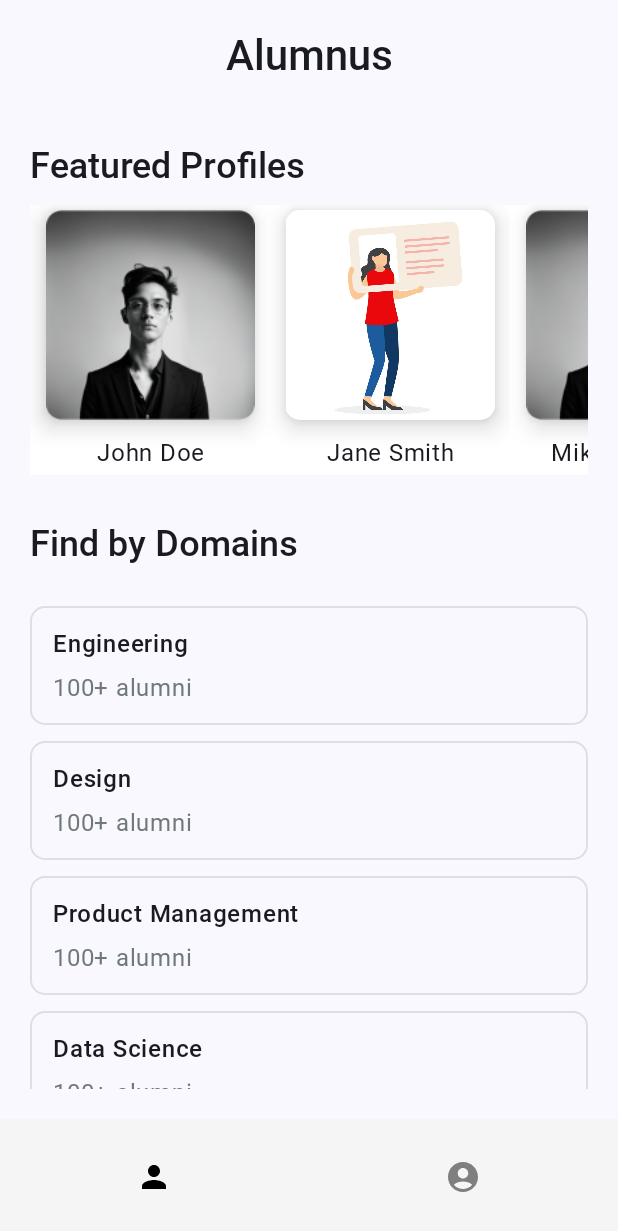
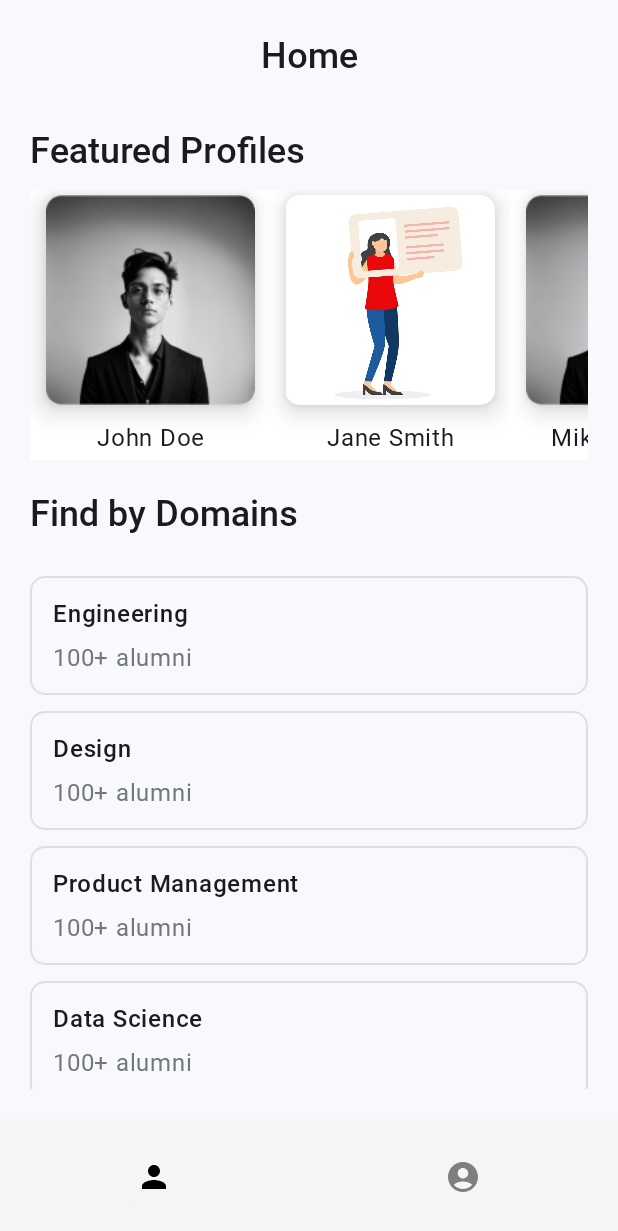
Before and after one commit to NotVaishav/alumniconnect, an Android app built with Jetpack Compose: the screen it shows after launch (MainActivity), on a phone screen of 412 x 824 dp. Shown: the top 1231 px of the screen. Run offline under Robolectric (Android 15) with nearby library versions, the phone set to English and light mode, and no system bars; our stand-ins replace Room's generated code, accompanist.

Commit message:
minor adjustments

```diff
--- a/app/src/main/java/com/example/alumniconnect/ui/screens/home/FeaturedProfile.kt
+++ b/app/src/main/java/com/example/alumniconnect/ui/screens/home/FeaturedProfile.kt
@@ -18,6 +18,7 @@ import androidx.compose.foundation.lazy.itemsIndexed
 import androidx.compose.foundation.shape.RoundedCornerShape
 import androidx.compose.material.AppBarDefaults
 import androidx.compose.material3.Card
+import androidx.compose.material3.ExperimentalMaterial3Api
 import androidx.compose.material3.MaterialTheme
 import androidx.compose.material3.Text
 import androidx.compose.runtime.Composable
@@ -37,6 +38,7 @@ import com.example.alumniconnect.ui.theme.AlumniConnectTheme
 
 data class Profile(val name: String, val image: Int)
 
+@OptIn(ExperimentalMaterial3Api::class)
 @Composable
 fun FeaturedProfile(modifier: Modifier = Modifier) {
     val profileList = listOf(
@@ -53,7 +55,7 @@ fun FeaturedProfile(modifier: Modifier = Modifier) {
     )
     Column(
         modifier = modifier
-            .padding(10.dp)
+            .padding(horizontal = 10.dp)
     ) {
         Text(
             text = "Featured Profiles",
@@ -69,7 +71,8 @@ fun FeaturedProfile(modifier: Modifier = Modifier) {
                     modifier = modifier
                         .width(160.dp)
                         .height(180.dp)
-                        .background(color = Color.Transparent)
+                        .background(color = Color.Transparent),
+                    onClick = {}
                 ) {
                     Column(
                         modifier = modifier
@@ -77,7 +80,6 @@ fun FeaturedProfile(modifier: Modifier = Modifier) {
                             .fillMaxSize(),
                         horizontalAlignment = Alignment.CenterHorizontally,
                         verticalArrangement = Arrangement.Center
-
                     ) {
                         Box(
                             modifier = Modifier
--- a/app/src/main/java/com/example/alumniconnect/ui/screens/home/Screen.kt
+++ b/app/src/main/java/com/example/alumniconnect/ui/screens/home/Screen.kt
@@ -36,7 +36,7 @@ import com.example.alumniconnect.ui.theme.AlumniConnectTheme
 @Composable
 fun AlumniHomeScreen(navController: NavController, modifier: Modifier = Modifier) {
     Scaffold(
-        topBar = { TopBar(screenTitle = "Alumnus") },
+        topBar = { TopBar(screenTitle = "Home") },
         bottomBar = { BottomNavBar(navController = navController) }) { innerPadding ->
         Column(modifier = modifier.padding(innerPadding)) {
             FeaturedProfile()
@@ -68,7 +68,7 @@ fun TopBar(
     CenterAlignedTopAppBar(title = {
         Text(
             text = screenTitle,
-            style = MaterialTheme.typography.headlineMedium,
+            style = MaterialTheme.typography.headlineSmall,
             fontWeight = FontWeight.Medium
         )
 
```
